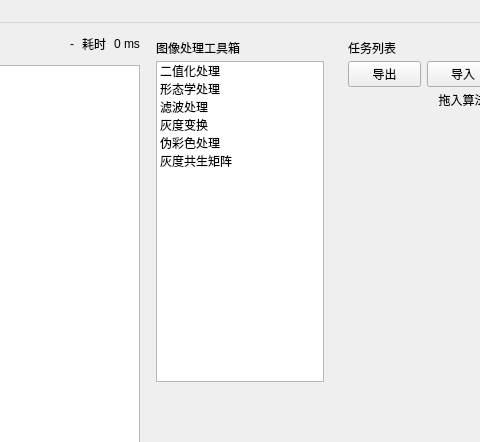
First picture: the form in widget.ui, repository sdasffe/opencv, before the edit; both pictures show x 605 to 1085 and y 0 to 442 of the 1200 by 720 pixel window.
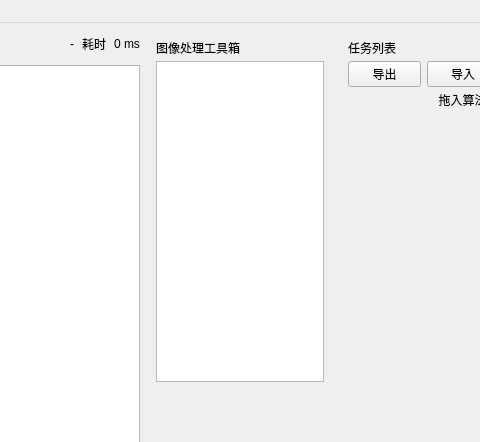
Second picture: the form after the edit. Custom widgets are drawn as their Qt base class.

```diff
--- a/widget.ui
+++ b/widget.ui
@@ -327,36 +327,6 @@
             <height>120</height>
            </size>
           </property>
-          <item>
-           <property name="text">
-            <string>二值化处理</string>
-           </property>
-          </item>
-          <item>
-           <property name="text">
-            <string>形态学处理</string>
-           </property>
-          </item>
-          <item>
-           <property name="text">
-            <string>滤波处理</string>
-           </property>
-          </item>
-          <item>
-           <property name="text">
-            <string>灰度变换</string>
-           </property>
-          </item>
-          <item>
-           <property name="text">
-            <string>伪彩色处理</string>
-           </property>
-          </item>
-          <item>
-           <property name="text">
-            <string>灰度共生矩阵</string>
-           </property>
-          </item>
          </widget>
         </item>
         <item>
```
Left out of the diff: 10 changed lines with no effect on the pictures.
